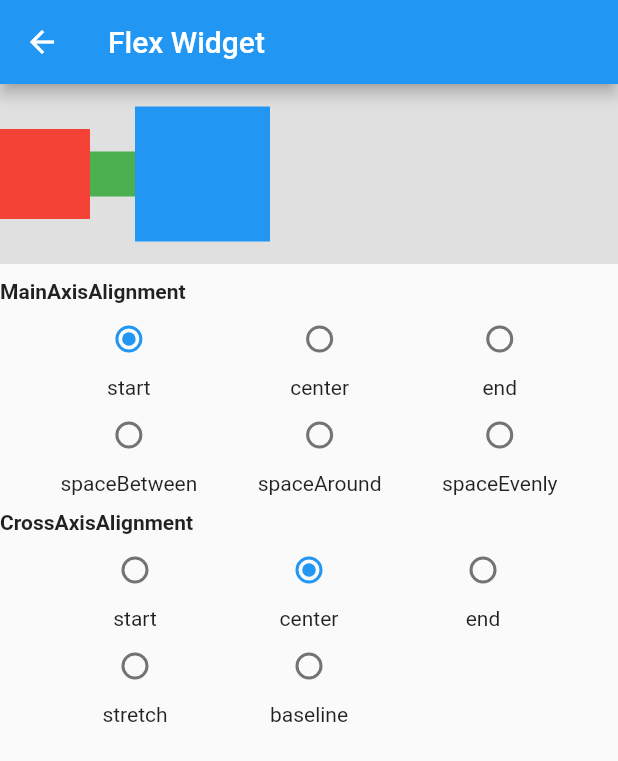
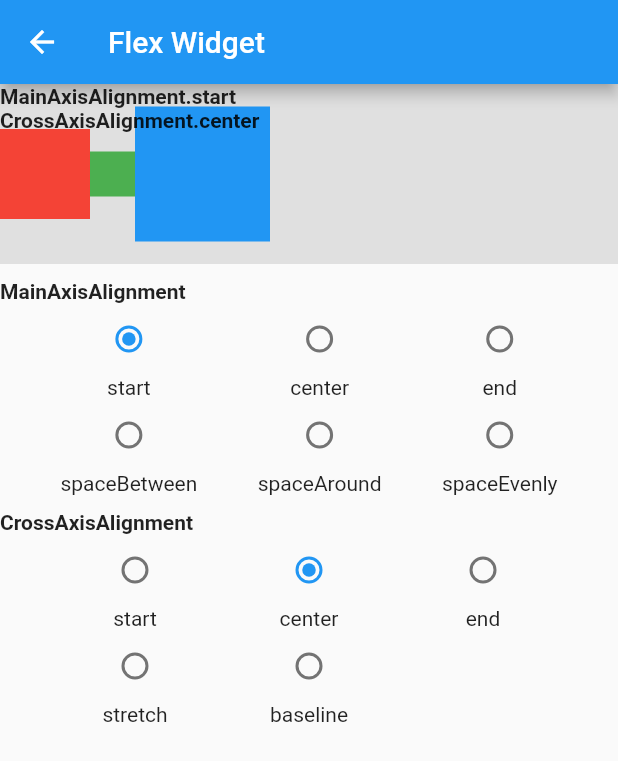
Before and after one commit to lanpuhu/flutter-study, a Flutter app: the FlexPage screen opened directly, on a phone screen of 412 x 824 dp. Shown: the top 761 px of the screen. Run offline on Flutter 3.47's test engine with Material 2 defaults, Android fonts, the phone set to English and light mode, and no system bars.

Commit message:
Update flex alignment page
Signed-off-by: lanpuhu <lanpuhu@126.com>

```diff
--- a/demo/lib/layout/flex_page.dart
+++ b/demo/lib/layout/flex_page.dart
@@ -12,7 +12,10 @@ class FlexAlignmentContent extends StatelessWidget {
 
   @override
   Widget build(BuildContext context) {
-    return Row(
+    return Stack(
+      fit: StackFit.expand,
+      children: <Widget>[
+        Row(
           mainAxisAlignment: this.mainAxisAlignment,
           crossAxisAlignment: this.crossAxisAlignment,
           textBaseline: TextBaseline.alphabetic,
@@ -31,6 +34,25 @@ class FlexAlignmentContent extends StatelessWidget {
               width: 90,
               height: 90,
               color: Colors.blue,
+            ),
+          ],
+        ),
+        Column(
+          crossAxisAlignment: CrossAxisAlignment.start,
+          children: <Widget>[
+            Text(
+                '${this.mainAxisAlignment}',
+              style: TextStyle(
+                fontWeight: FontWeight.bold
+              ),
+            ),
+            Text(
+                '${this.crossAxisAlignment}',
+              style: TextStyle(
+                fontWeight: FontWeight.bold
+              ),
+            ),
+          ],
         ),
       ],
     );
```
Lines whose indentation alone changed are shown as unchanged.
